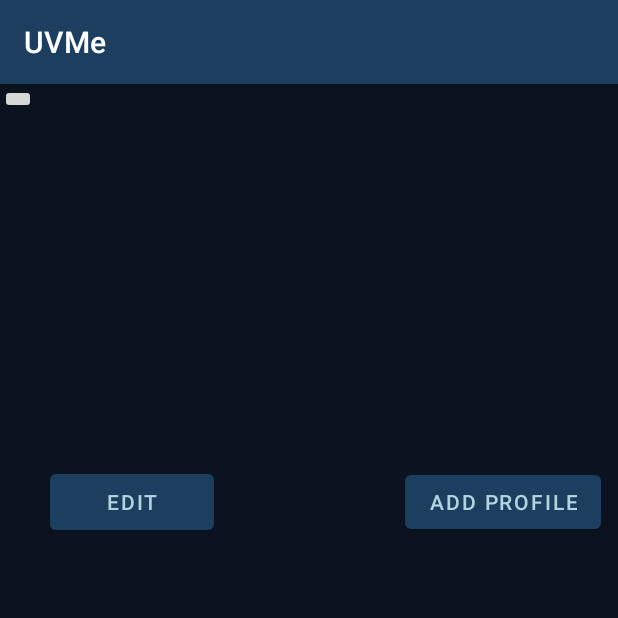
After one commit to UmaidMalik/ELEC-COEN-390, an Android app: the ProfileActivity screen opened directly, with no data from a screen before it, on a phone screen of 412 x 824 dp, the top half of it. The commit adds this screen. Run offline under Robolectric (Android 15) with nearby library versions, the light colour scheme and no system bars.

Commit message:
profile activty created

```diff
--- a/UVMe/app/src/main/AndroidManifest.xml
+++ b/UVMe/app/src/main/AndroidManifest.xml
@@ -9,6 +9,8 @@
         android:roundIcon="@mipmap/ic_launcher_round"
         android:supportsRtl="true"
         android:theme="@style/Theme.UVMe">
+        <activity android:name=".ProfileActivity"></activity>
+        <activity android:name=".profileActivity" />
         <activity
             android:name=".MainActivity"
             android:label="@string/app_name">
--- /dev/null
+++ b/UVMe/app/src/main/java/com/example/uvme/ProfileActivity.java
@@ -0,0 +1,14 @@
+package com.example.uvme;
+
+import androidx.appcompat.app.AppCompatActivity;
+
+import android.os.Bundle;
+
+public class ProfileActivity extends AppCompatActivity {
+
+    @Override
+    protected void onCreate(Bundle savedInstanceState) {
+        super.onCreate(savedInstanceState);
+        setContentView(R.layout.activity_profile);
+    }
+}
--- /dev/null
+++ b/UVMe/app/src/main/res/layout/activity_profile.xml
@@ -0,0 +1,39 @@
+<?xml version="1.0" encoding="utf-8"?>
+<androidx.constraintlayout.widget.ConstraintLayout xmlns:android="http://schemas.android.com/apk/res/android"
+    xmlns:app="http://schemas.android.com/apk/res-auto"
+    xmlns:tools="http://schemas.android.com/tools"
+    android:layout_width="match_parent"
+    android:layout_height="match_parent"
+    android:background="@color/midnight_blue"
+    tools:context=".ProfileActivity">
+
+    <Button
+        android:id="@+id/editButton"
+        android:layout_width="0dp"
+        android:layout_height="49dp"
+        android:layout_marginStart="33dp"
+        android:layout_marginTop="254dp"
+        android:layout_marginEnd="127dp"
+        android:text="EDIT"
+        app:layout_constraintEnd_toStartOf="@+id/addProfileButton"
+        app:layout_constraintStart_toStartOf="parent"
+        app:layout_constraintTop_toTopOf="parent" />
+
+    <Button
+        android:id="@+id/addProfileButton"
+        android:layout_width="wrap_content"
+        android:layout_height="wrap_content"
+        android:layout_marginEnd="11dp"
+        android:text="Add Profile"
+        app:layout_constraintBaseline_toBaselineOf="@+id/editButton"
+        app:layout_constraintEnd_toEndOf="parent"
+        app:layout_constraintStart_toEndOf="@+id/editButton" />
+
+    <ImageButton
+        android:id="@+id/profileImage"
+        android:layout_width="wrap_content"
+        android:layout_height="wrap_content"
+        tools:layout_editor_absoluteX="129dp"
+        tools:layout_editor_absoluteY="86dp"
+        tools:srcCompat="@tools:sample/avatars" />
+</androidx.constraintlayout.widget.ConstraintLayout>
--- a/UVMe/app/src/main/res/values/colors.xml
+++ b/UVMe/app/src/main/res/values/colors.xml
@@ -7,6 +7,7 @@
     <color name="teal_700">#FF018786</color>
     <color name="black">#FF000000</color>
     <color name="white">#FFFFFFFF</color>
+
     <color name="midnight_blue">#0B1320</color>
     <color name="secondary_blue">#1C3F60</color>
     <color name="font_lightblue">#B1D4E0</color>
```
